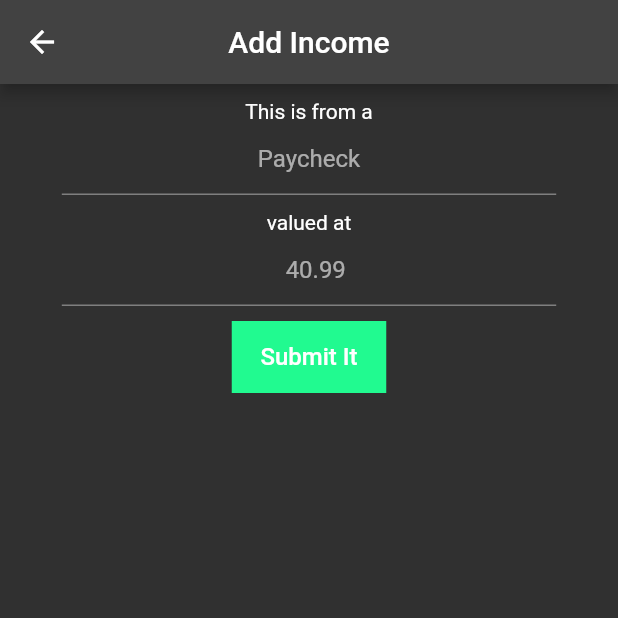
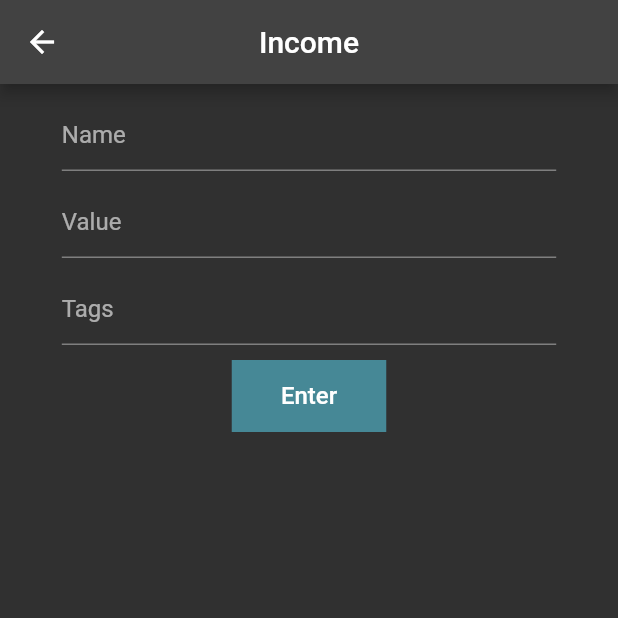
Before and after one commit to CaseyNguyen/Stax, a Flutter app: the screen it shows after launch, after a tap on the "add" icon, on a phone screen of 412 x 824 dp, the top half of it. Run offline on Flutter 3.47's test engine with Material 2 defaults, Android fonts, the light colour scheme and no system bars; our stand-ins replace floor, percent_indicator, sqflite; missing offline and left inert: splash_screen_view; accounts and stored records are empty; generated files the repository leaves out were written again; Roboto replaces fonts that are missing (Georgia).

Commit message:
Basic fixes to income page.

```diff
--- a/lib/forms/expense_form.dart
+++ b/lib/forms/expense_form.dart
@@ -27,7 +27,7 @@ class _ExpenseFormState extends State<ExpenseForm>{
     return Form(
       key: _formKey,
       child: Scaffold(
-        appBar: AppBar(title: const Text("Add Income"),
+        appBar: AppBar(title: const Text("Expense"),
           centerTitle: true,
         ),
         body:
--- a/lib/forms/income_form.dart
+++ b/lib/forms/income_form.dart
@@ -20,13 +20,14 @@ class IncomeFormState extends State<IncomeForm>{
   final _formKey = GlobalKey<FormState>();
   final label = TextEditingController();
   final value = TextEditingController();
+  final tag = TextEditingController();
   @override
   Widget build(BuildContext context){
     double screenWidth = MediaQuery.of(context).size.width;
     return Form(
       key: _formKey,
       child: Scaffold(
-        appBar: AppBar(title: const Text("Add Income"),
+        appBar: AppBar(title: const Text("Income"),
           centerTitle: true,
         ),
         body:
@@ -38,33 +39,37 @@ class IncomeFormState extends State<IncomeForm>{
                     crossAxisAlignment: CrossAxisAlignment.center,
                     children: [
                       Container(height: 10), // Divider
-                      const Text ("This is from a"),
                       TextFormField(
                         textCapitalization: TextCapitalization.words,
-                        textAlign: TextAlign.center,
                         decoration: const InputDecoration(
-                          hintText: 'Paycheck',
+                          hintText: 'Name',
                         ),
                         controller: label,
                       ),
                       Container(height: 10), // Divider
-                      const Text ("valued at"),
                       TextFormField(
-                          textAlign: TextAlign.center,
                           inputFormatters: [DecimalTextInputFormatter(decimalRange: 2)],
                           decoration: const InputDecoration(
-                              prefixText: '\$',
-                              hintText: '40.99'
+                              hintText: 'Value'
                           ),
                           keyboardType: const TextInputType.numberWithOptions(decimal: true),
                           controller: value,
                       ),
-                      Container(height: 10), // Divider
+                      Container(height: 10),
+                      TextFormField(
+                        inputFormatters: [DecimalTextInputFormatter(decimalRange: 2)],
+                        decoration: const InputDecoration(
+                            hintText: 'Tags'
+                        ),
+                        keyboardType: const TextInputType.numberWithOptions(decimal: true),
+                        controller: tag,
+                      ),
+                      Container(height: 10), //
                       Container(
-                        color: const Color(0xFF21FA90),
+                        color: const Color(0x9955c2da),
                         width: screenWidth / 4,
                         child: TextButton(
-                            child: const Text("Submit It", style: TextStyle(color: Colors.white, fontSize: 16)),
+                            child: const Text("Enter", style: TextStyle(color: Colors.white, fontSize: 16)),
                             onPressed: (){
                               if (_formKey.currentState!.validate()) {
                                 final model = Provider.of<ViewModel>(context, listen: false);
--- a/lib/main.dart
+++ b/lib/main.dart
@@ -5,6 +5,7 @@
 
 
 import 'package:budge/database/view_model.dart';
+import 'package:budge/views/splash.dart';
 import 'package:budge/wrapper.dart';
 import 'package:flutter/material.dart';
 import 'package:provider/provider.dart';
@@ -30,7 +31,7 @@ class MyApp extends StatelessWidget {
         brightness: Brightness.dark,
         fontFamily: 'Georgia'
         ),
-          home: const Wrapper()
+          home: const SplashScreen()
       )
     );
   }
--- /dev/null
+++ b/lib/views/splash.dart
@@ -0,0 +1,27 @@
+import 'package:flutter/material.dart';
+import 'package:splash_screen_view/SplashScreenView.dart';
+import '../wrapper.dart';
+
+class SplashScreen extends StatelessWidget {
+  const SplashScreen({super.key});
+  @override
+  Widget build(BuildContext context) {
+    return SplashScreenView(
+      navigateRoute: const Wrapper(), // The screen to navigate to after the splash screen
+      duration: 2000, // Duration in milliseconds for which the splash screen will be visible
+      backgroundColor: Colors.black12, // Background color of the splash screen
+      text: 'Stax', // Your app's name or any text you want to display
+      textType: TextType.ColorizeAnimationText, // Animation type for the text
+      textStyle: const TextStyle(
+        fontSize: 40.0,
+        fontWeight: FontWeight.bold,
+      ), // Style for the text
+      colors: const [
+        Colors.blue,
+        Colors.green,
+        Colors.orange,
+        Colors.red,
+      ], // List of colors for text animation (if TextType is ColorizeAnimationText)
+    );
+  }
+}
--- a/lib/views/visualizer.dart
+++ b/lib/views/visualizer.dart
@@ -31,7 +31,6 @@ class _DataVisualizerState extends State<DataVisualizer>{
                 return Column(
                 children: [
                   Container(height: 30),
-                  const Text('Available Cash:', style: TextStyle(fontSize: 20)),
                   Text('\$${double.parse((view[2]).toStringAsFixed(2))}', style: const TextStyle(fontSize: 40)),
                   Container(height: 30),
                   Flexible(
--- a/pubspec.yaml
+++ b/pubspec.yaml
@@ -39,6 +39,7 @@ dependencies:
   path: ^1.8.2
   fl_chart:
   provider:
+  splash_screen_view: ^3.0.0
 
 dev_dependencies:
   flutter_test:
```
Also changed, not shown: pubspec.lock.
